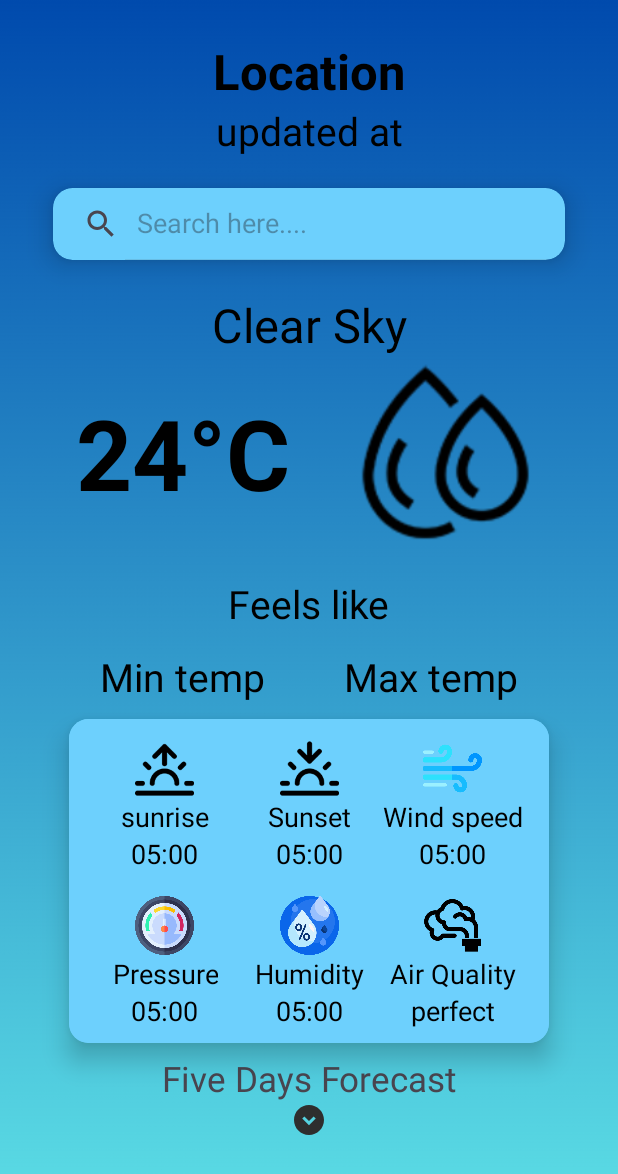
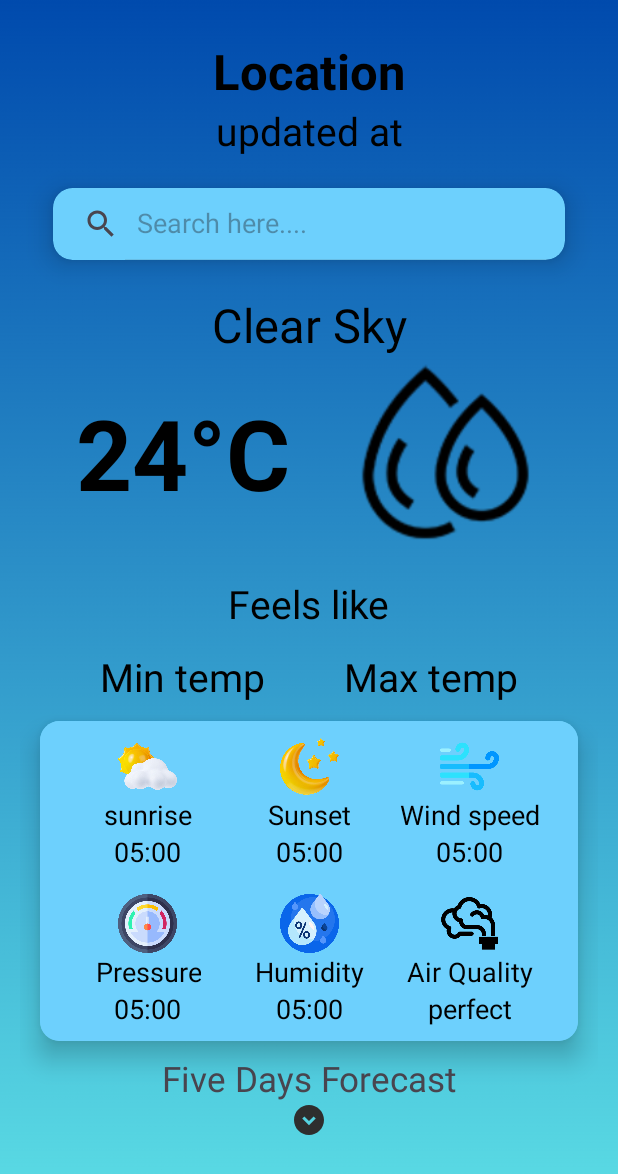
Before and after one commit to samwelnyandoro/Weather-App, an Android app: the screen it shows after launch (MainActivity), on a phone screen of 412 x 824 dp. Shown: the top 1174 px of the screen. Run offline under Robolectric (Android 15) with nearby library versions, the phone set to English and light mode, and no system bars; our stand-ins replace Picasso, sdp/ssp sizes; libraries missing offline, so code that uses them is left out: com.github.mikephil.charting; pictures from the network do not load; 1 statement that could not run was skipped.

Commit message:
Refactor: Update Icons and CardView Margins in `activity_main.xml`
- Replaces `sunrise.png` with `ic_clouds_sun.png` for the sunrise icon.
- Replaces `sunset.png` with `ic_clear_sky_night.png` for the sunset icon.
- Deletes unused icon files: `pressure.png`, `sunrise.png`, `sunset.png`, and `wind.png`.
- Reduces the margin of the `CardView` from `@dimen/_25sdp` to `@dimen/_10sdp`.
- Decreases top padding of card view from `@dimen/_4sdp` to `@dimen/_2sdp`.
- Updates the icon sizes in the `CardView` to be more consistent.

```diff
--- a/app/src/main/res/layout/activity_main.xml
+++ b/app/src/main/res/layout/activity_main.xml
@@ -186,7 +186,7 @@
     <androidx.cardview.widget.CardView
         android:layout_width="0dp"
         android:layout_height="wrap_content"
-        android:layout_margin="@dimen/_25sdp"
+        android:layout_margin="@dimen/_10sdp"
         android:backgroundTint="@color/semi_transparent"
         app:cardCornerRadius="@dimen/_10sdp"
         app:cardElevation="@dimen/_8sdp"
@@ -199,7 +199,7 @@
             android:layout_width="match_parent"
             android:layout_height="wrap_content"
             android:background="@color/semi_transparent"
-            android:paddingTop="@dimen/_4sdp"
+            android:paddingTop="@dimen/_2sdp"
             android:paddingBottom="@dimen/_1sdp">
 
             <androidx.constraintlayout.widget.Guideline
@@ -253,7 +253,7 @@
                     android:layout_width="@dimen/_30sdp"
                     android:layout_height="@dimen/_30sdp"
                     android:layout_gravity="center"
-                    android:src="@drawable/sunrise" />
+                    android:src="@drawable/ic_clouds_sun" />
 
                 <TextView
                     android:layout_width="wrap_content"
@@ -325,7 +325,7 @@
                     android:layout_width="@dimen/_30sdp"
                     android:layout_height="@dimen/_30sdp"
                     android:layout_gravity="center"
-                    android:src="@drawable/sunset" />
+                    android:src="@drawable/ic_clear_sky_night" />
 
                 <TextView
                     android:layout_width="wrap_content"
```
Also changed, not shown: app/src/main/res/drawable/ic_clear_sky_night.png (added), app/src/main/res/drawable/ic_clouds_sun.png (added), app/src/main/res/drawable/pressure.png (deleted), app/src/main/res/drawable/sunrise.png (deleted), app/src/main/res/drawable/sunset.png (deleted), app/src/main/res/drawable/wind.png (deleted).
